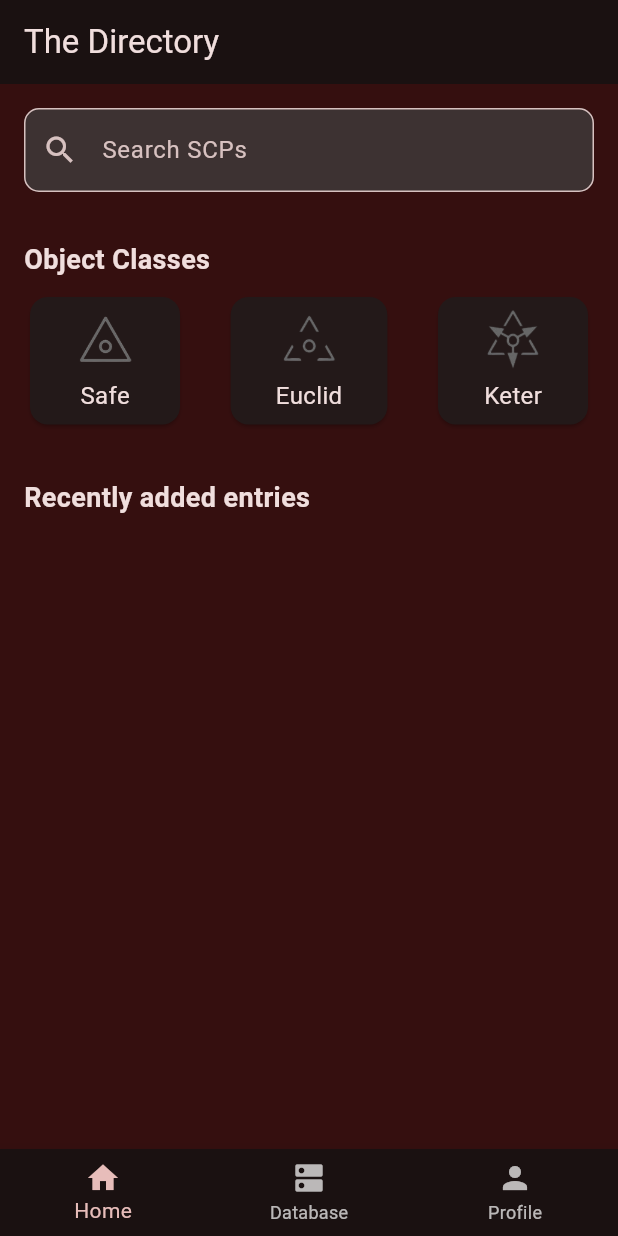
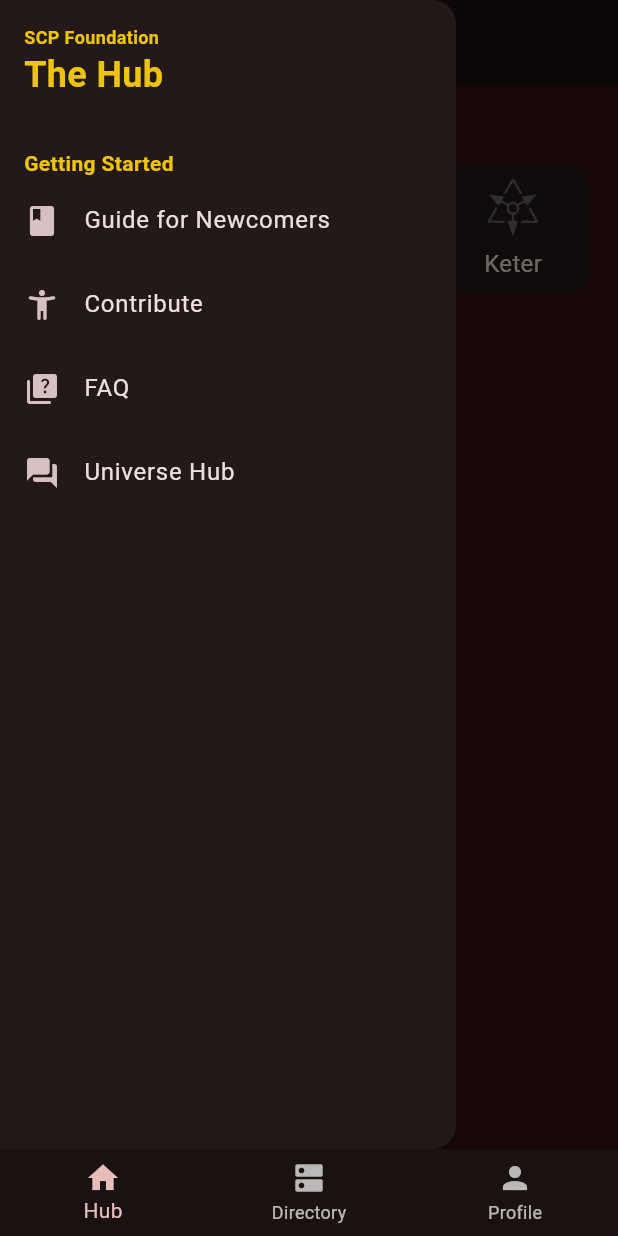
Before and after one commit to glitchcodes/crud-app-flutter, a Flutter app: the screen it shows after launch, with the side drawer open (before the commit the screen has no drawer), on a phone screen of 412 x 824 dp. Run offline on Flutter 3.47's test engine with Material 3 defaults, Android fonts, the phone set to English and light mode, and no system bars; our stand-ins replace cloud_firestore, firebase_core, google_fonts; accounts and stored records are empty; Roboto replaces fonts that are missing (Grenze Gotisch).

Commit message:
new: changes to home screen and utils [+] text heading util [+] home drawer [+] global scaffold key [+] support for google fonts

```diff
--- a/lib/main.dart
+++ b/lib/main.dart
@@ -3,6 +3,8 @@
 import 'package:flutter/material.dart';
 import 'package:firebase_core/firebase_core.dart';
 import 'package:crud_app/firebase_options.dart';
+
+final GlobalKey<ScaffoldState> globalScaffoldKey = GlobalKey();
 
 void main() async {
   // Ensure that the Flutter engine is initialized before running the app
@@ -60,6 +62,7 @@
   @override
   Widget build(BuildContext context) {
     return Scaffold(
+      key: globalScaffoldKey,
       body: IndexedStack(
         index: _selectedIndex,
         children: _pages,
@@ -68,11 +71,11 @@
         items: const <BottomNavigationBarItem>[
           BottomNavigationBarItem(
               icon: Icon(Icons.home),
-              label: 'Home'
+              label: 'Hub'
           ),
           BottomNavigationBarItem(
               icon: Icon(Icons.dns),
-              label: 'Database'
+              label: 'Directory'
           ),
           BottomNavigationBarItem(
               icon: Icon(Icons.person),
--- a/lib/views/home_screen.dart
+++ b/lib/views/home_screen.dart
@@ -1,3 +1,8 @@
+import 'dart:ui' as ui;
+
+import 'package:crud_app/main.dart';
+import 'package:crud_app/widgets/drawer/home_drawer.dart';
+import 'package:crud_app/widgets/typography/text_heading.dart';
 import 'package:flutter/material.dart';
 
 import '../widgets/search_scp.dart';
@@ -16,12 +21,29 @@
   Widget build(BuildContext context) {
     return Scaffold(
       appBar: AppBar(
-        title: const Text('The Directory'),
+        leading: Builder(
+          builder: (context) {
+            return IconButton(
+                icon: Icon(Icons.menu),
+                onPressed: () {
+                  Scaffold.of(context).openDrawer();
+                }
+            );
+          }
+        ),
+        title: TextHeading(
+          text: 'The Hub',
+          style: TextStyle(
+              fontSize: 24
+          ),
+          fontName: 'Grenze Gotisch',
+        ),
       ),
+      drawer: HomeDrawer(),
       body: SingleChildScrollView(
         child: Column(
           children: [
-            SearchSCP(),
+            // SearchSCP(),
             ObjectClassCategories(),
             RecentSCP()
           ],
--- /dev/null
+++ b/lib/widgets/drawer/home_drawer.dart
@@ -0,0 +1,75 @@
+import 'package:flutter/material.dart';
+
+import 'package:crud_app/widgets/typography/text_heading.dart';
+
+class HomeDrawer extends StatelessWidget {
+  const HomeDrawer({super.key});
+
+  @override
+  Widget build(BuildContext context) {
+    return Drawer(
+      child: SafeArea(
+        child: ListView(
+          children: [
+            Padding(padding: EdgeInsets.all(16),
+            child: Column(
+              crossAxisAlignment: CrossAxisAlignment.start,
+              children: [
+                TextHeading(
+                  text: 'SCP Foundation',
+                  style: TextStyle(
+                      fontSize: 12
+                  ),
+                ),
+                TextHeading(
+                  text: 'The Hub',
+                  style: TextStyle(
+                      fontSize: 24
+                  ),
+                  fontName: 'Grenze Gotisch',
+                ),
+              ],
+            ),
+            ),
+            SizedBox(height: 16),
+            Padding(
+              padding: EdgeInsets.symmetric(horizontal: 16),
+              child: TextHeading(
+                text: 'Getting Started',
+                style: TextStyle(fontSize: 14)
+              )
+            ),
+            ListTile(
+                leading: Icon(Icons.book_rounded),
+                title: Text('Guide for Newcomers'),
+                onTap: () {
+                  // TODO
+                }
+            ),
+            ListTile(
+                leading: Icon(Icons.accessibility_new_rounded),
+                title: Text('Contribute'),
+                onTap: () {
+                  // TODO
+                }
+            ),
+            ListTile(
+                leading: Icon(Icons.quiz_rounded),
+                title: Text('FAQ'),
+                onTap: () {
+                  // TODO
+                }
+            ),
+            ListTile(
+                leading: Icon(Icons.forum_rounded),
+                title: Text('Universe Hub'),
+                onTap: () {
+                  // TODO
+                }
+            ),
+          ],
+        ),
+      )
+    );
+  }
+}
--- /dev/null
+++ b/lib/widgets/typography/text_heading.dart
@@ -0,0 +1,42 @@
+import 'package:flutter/foundation.dart';
+import 'package:flutter/material.dart';
+import 'package:google_fonts/google_fonts.dart';
+
+class TextHeading extends StatelessWidget {
+  final String text;
+  final TextStyle? style;
+  final String? fontName;
+
+  const TextHeading({
+    super.key,
+    required this.text,
+    this.style,
+    this.fontName
+  });
+
+  @override
+  Widget build(BuildContext context) {
+    final baseStyle = Theme.of(context).textTheme.bodyMedium!;
+    final mergedStyle = baseStyle.copyWith(
+      color: const Color(0xFFEDC30D),
+      fontSize: 18,
+      fontWeight: FontWeight.bold,
+    ).merge(style);
+
+    var fontStyle = mergedStyle;
+
+    // Check if the font name exists on Google Font
+    if (fontName != null) {
+      try {
+        fontStyle = GoogleFonts.getFont(fontName!, textStyle: mergedStyle);
+      } catch (e) {
+        // Handle the case where the font is not found
+        if (kDebugMode) {
+          print('Font not found: $fontName');
+        }
+      }
+    }
+
+    return Text(text, style: fontStyle);
+  }
+}
--- a/pubspec.yaml
+++ b/pubspec.yaml
@@ -39,6 +39,7 @@
   path_provider:
   firebase_core: ^3.13.0
   cloud_firestore: ^5.6.6
+  google_fonts:
 
 dev_dependencies:
   flutter_test:
```
Also changed, not shown: pubspec.lock.
